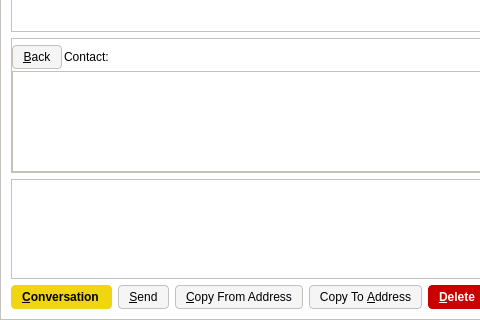
piratecash/piratecash, file src/qt/forms/messagepage.ui: the form before one commit; both pictures show x 0 to 480 and y 99 to 419 of the 793 by 419 pixel window.
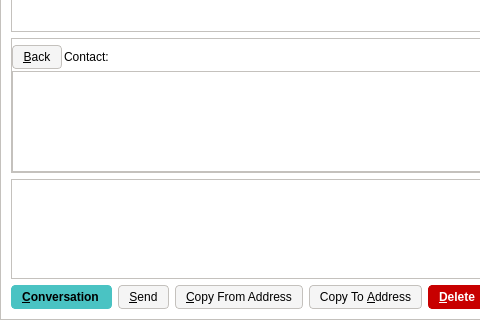
The form after the commit. Icons and pictures are not drawn. Custom widgets are drawn as their Qt base class.

What changed in the file:
```diff
--- a/src/qt/forms/messagepage.ui
+++ b/src/qt/forms/messagepage.ui
@@ -171,10 +171,10 @@
        <item>
         <widget class="QPushButton" name="newButton">
          <property name="styleSheet">
-          <string notr="true">background-color: rgb(240, 213, 17);
+          <string notr="true">background-color: rgb(74, 195, 195);
 color: rgb(0,0,0);
 border-radius: 4px;
-border-color:  rgb(240, 213, 17);
+border-color:  rgb(74, 195, 195);
 font-weight: 600;
 padding: 4px;
 padding-left: 10px;
```
